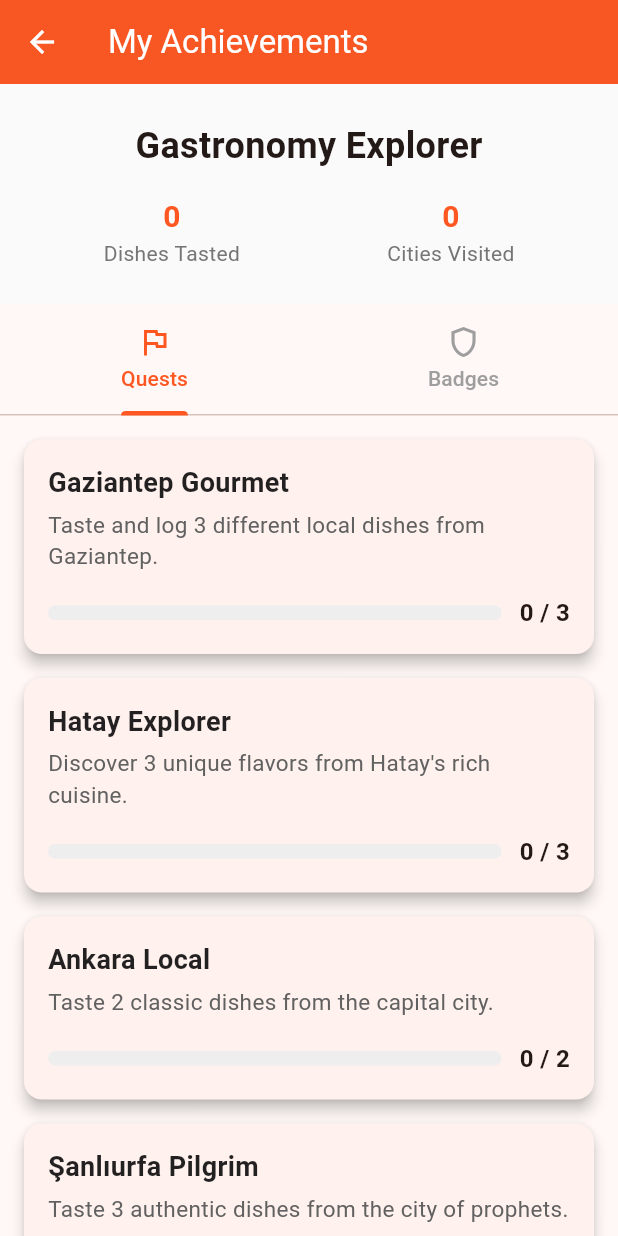
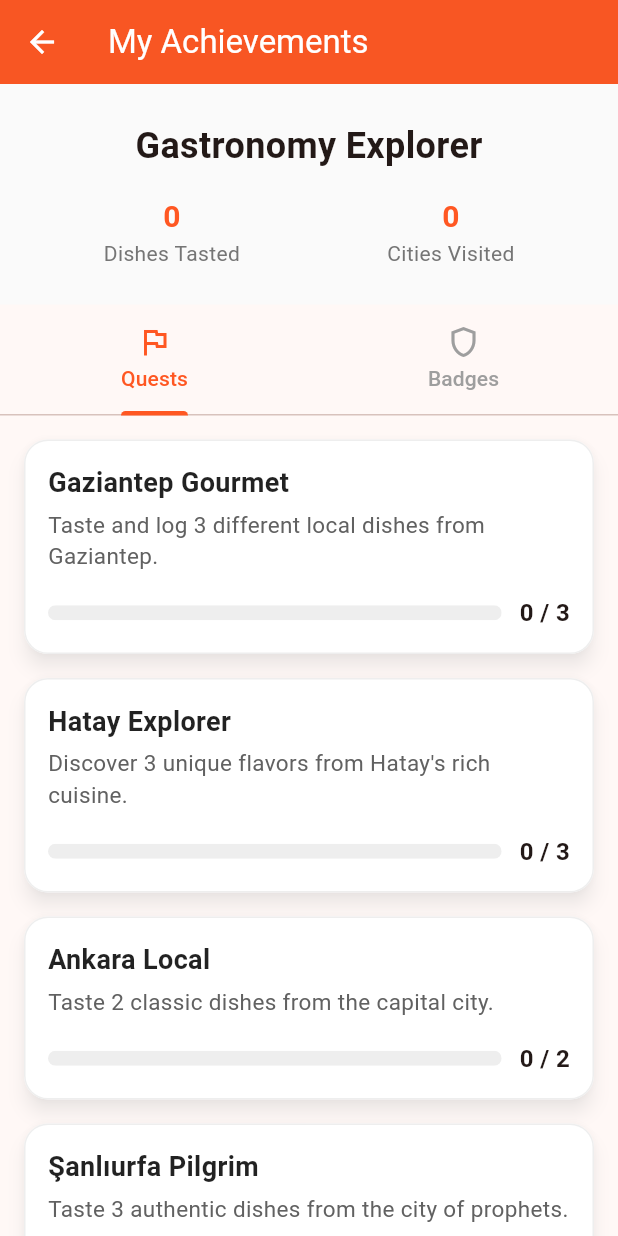
Before and after one commit to Enesb06/Sofra, a Flutter app: the screen it shows after launch, item 3 of the bottom bar chosen, after a tap on "Achievements", on a phone screen of 412 x 824 dp. Run offline on Flutter 3.47's test engine with Material 3 defaults, Android fonts, the phone set to English and light mode, and no system bars; our stand-ins replace audioplayers, cached_network_image, camera, dots_indicator, flutter_dotenv, geolocator and 8 more; missing offline and left inert: google_mlkit_text_recognition, tflite_flutter; accounts and stored records are empty.

Commit message:
tasarımsal düzenlemeler

```diff
--- a/dishai/lib/screens/quests_page.dart
+++ b/dishai/lib/screens/quests_page.dart
@@ -262,16 +262,21 @@ class _QuestProgressCard extends StatelessWidget {
         : progress.currentProgress / progress.quest.totalTarget;
     final bool isCompleted = progress.isCompleted;
 
-    return Card(
+      return Card(
+      // --- DEĞİŞİKLİKLER BURADA ---
+      color: Colors.white,
       margin: const EdgeInsets.only(bottom: 16),
-      elevation: isCompleted ? 1 : 4,
+      elevation: 5, // Gölgeyi biraz daha belirgin yap.
+      shadowColor: Colors.grey.shade100.withOpacity(0.5), // Gölge rengini yumuşat.
       shape: RoundedRectangleBorder(
-        borderRadius: BorderRadius.circular(12),
+        borderRadius: BorderRadius.circular(16),
+        // Kenarlık rengini görevin durumuna göre akıllıca belirliyoruz.
         side: BorderSide(
-          color: isCompleted ? Colors.green.shade300 : Colors.transparent,
-          width: 2,
+          color: isCompleted ? Colors.green.shade300 : Colors.grey.shade200,
+          width: isCompleted ? 2 : 1, // Tamamlanmışsa kenarlık daha kalın olsun.
         ),
       ),
+      // --- BİTTİ ---
       child: Padding(
         padding: const EdgeInsets.all(16.0),
         child: Column(
--- a/dishai/lib/screens/splash_screen.dart
+++ b/dishai/lib/screens/splash_screen.dart
@@ -68,14 +68,29 @@ class _SplashScreenState extends State<SplashScreen> with TickerProviderStateMix
   @override
   Widget build(BuildContext context) {
     return Scaffold(
-      backgroundColor: Colors.deepOrange.shade50,
-      body: Center(
+      // backgroundColor'ı yine kaldırıyoruz, çünkü Stack ekranı kaplayacak.
+      body: Stack( // Ana widget'ı Stack yapıyoruz.
+        fit: StackFit.expand, // Stack ekranı doldursun.
+        children: [
+          // 1. Katman: Arka Plan Resmi
+          Image.asset(
+            'assets/images/sofra_background.png',
+            fit: BoxFit.cover,
+          ),
+
+          // 2. Katman: Renk Filtresi
+          Container(
+            color: Colors.deepOrange.shade50.withOpacity(0.75),
+          ),
+
+          // 3. Katman: Orijinal içeriğin kendisi (Center ve içindeki Stack)
+          // Bu, tüm logo ve ikonların ekranın ortasında kalmasını garanti eder.
+          Center(
             child: Stack(
               alignment: Alignment.center,
               children: [
                 // "Sofra" yazısı ve alt başlık
                 FadeTransition(
-              // Yazının tamamı animasyonla birlikte yavaşça belirecek
                   opacity: CurvedAnimation(parent: _entryController, curve: Curves.easeIn),
                   child: Column(
                     mainAxisSize: MainAxisSize.min,
@@ -100,11 +115,13 @@ class _SplashScreenState extends State<SplashScreen> with TickerProviderStateMix
                   ),
                 ),
 
-            // Dönen ikonlar yerine sabit duran ikonlar
+                // Sabit duran ikonlar
                 for (int i = 0; i < _foodIcons.length; i++)
                   _buildAnimatedIcon(i),
               ],
             ),
+          ),
+        ],
       ),
     );
   }
@@ -147,8 +164,8 @@ class _SplashScreenState extends State<SplashScreen> with TickerProviderStateMix
       },
       child: Image.asset(
         _foodIcons[index],
-        width: 48,
-        height: 48,
+        width: 80,
+        height: 80,
         color: Theme.of(context).colorScheme.primary.withOpacity(0.8),
       ),
     );
--- a/dishai/pubspec.yaml
+++ b/dishai/pubspec.yaml
@@ -60,3 +60,4 @@ flutter:
     - assets/lottie/spoon_loading.json
     - assets/images/scenes/
     - assets/images/icons/
+    - assets/images/sofra_background.png
```
Also changed, not shown: dishai/lib/screens/dashboard_page.dart (+32 -10 lines), dishai/assets/images/sofra_background.png (added). Lines whose indentation alone changed are shown as unchanged.
